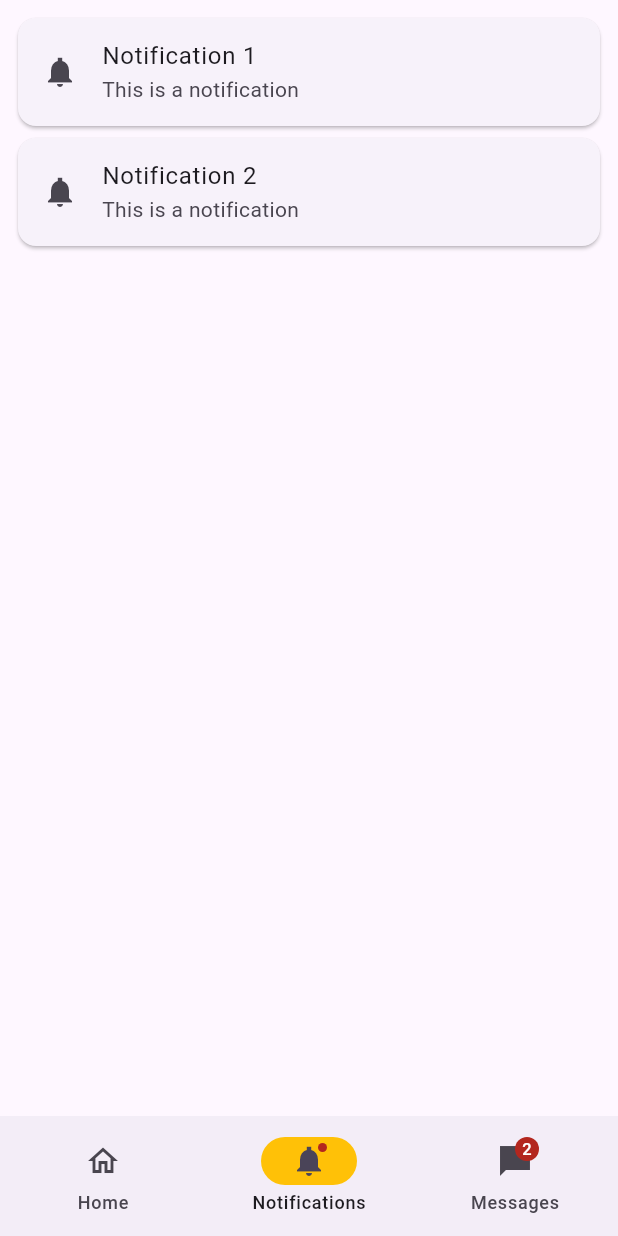
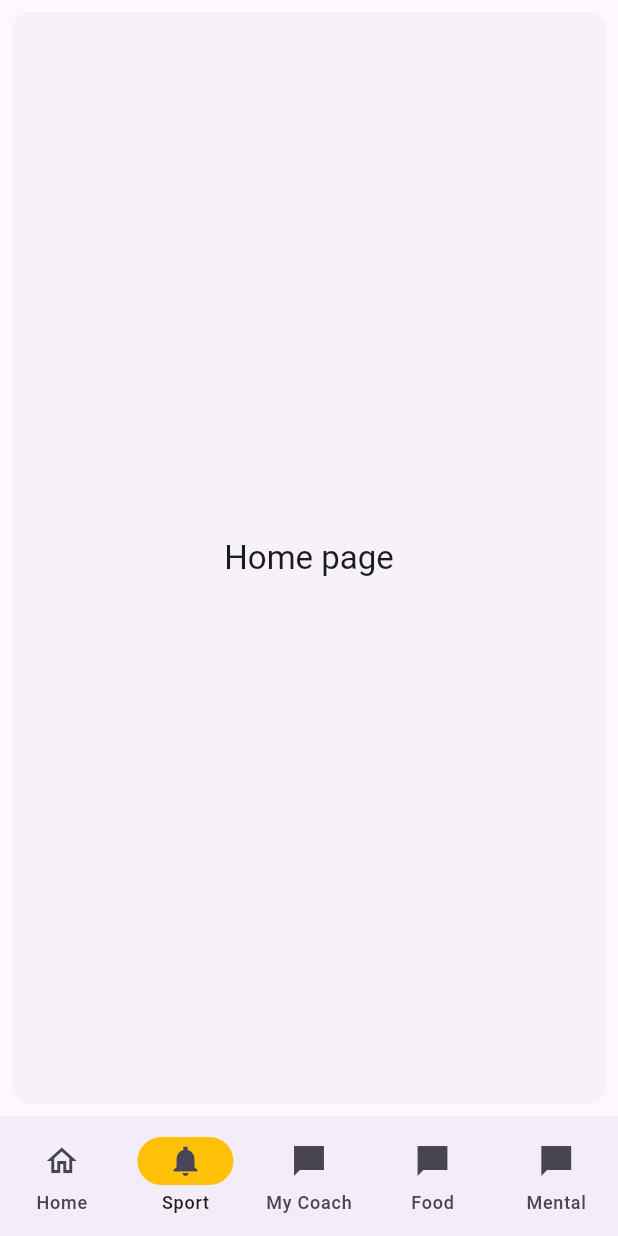
Before and after one commit to linuseing/limitless, a Flutter app: the screen it shows after launch, item 2 of the bottom bar chosen, on a phone screen of 412 x 824 dp. Run offline on Flutter 3.47's test engine with Material 3 defaults, Android fonts, the phone set to English and light mode, and no system bars.

Commit message:
modified navigation

```diff
--- a/lib/main.dart
+++ b/lib/main.dart
@@ -45,19 +45,49 @@
             label: 'Home',
           ),
           NavigationDestination(
-            icon: Badge(child: Icon(Icons.notifications_sharp)),
-            label: 'Notifications',
+            icon: Icon(Icons.notifications_sharp),
+            label: 'Sport',
           ),
           NavigationDestination(
-            icon: Badge(
-              label: Text('2'),
-              child: Icon(Icons.messenger_sharp),
-            ),
-            label: 'Messages',
+            icon: Icon(Icons.messenger_sharp),
+            label: 'My Coach',
+          ),
+          NavigationDestination(
+            icon: Icon(Icons.messenger_sharp),
+            label: 'Food',
+          ),
+          NavigationDestination(
+            icon: Icon(Icons.messenger_sharp),
+            label: 'Mental',
           ),
         ],
       ),
       body: <Widget>[
+        Card(
+          shadowColor: Colors.transparent,
+          margin: const EdgeInsets.all(8.0),
+          child: SizedBox.expand(
+            child: Center(
+              child: Text(
+                'Home page',
+                style: theme.textTheme.titleLarge,
+              ),
+            ),
+          ),
+        ),
+        Card(
+          shadowColor: Colors.transparent,
+          margin: const EdgeInsets.all(8.0),
+          child: SizedBox.expand(
+            child: Center(
+              child: Text(
+                'Home page',
+                style: theme.textTheme.titleLarge,
+              ),
+            ),
+          ),
+        ),
+
         /// Home page
         Card(
           shadowColor: Colors.transparent,
```
Also changed, not shown: 10 other files.
